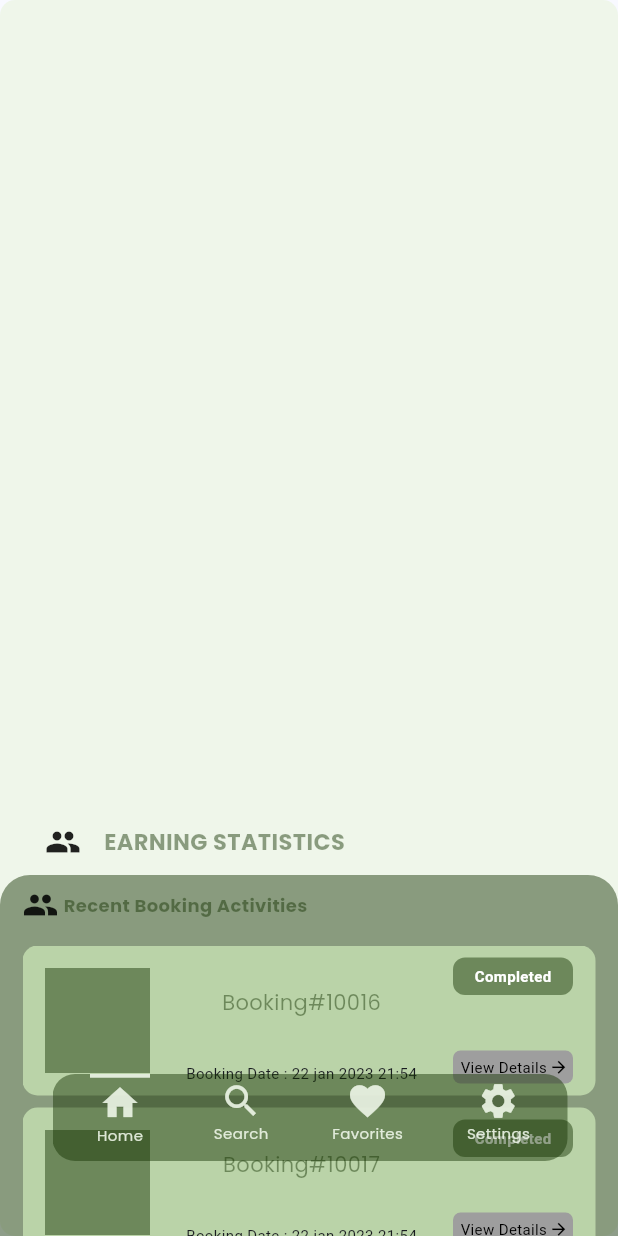
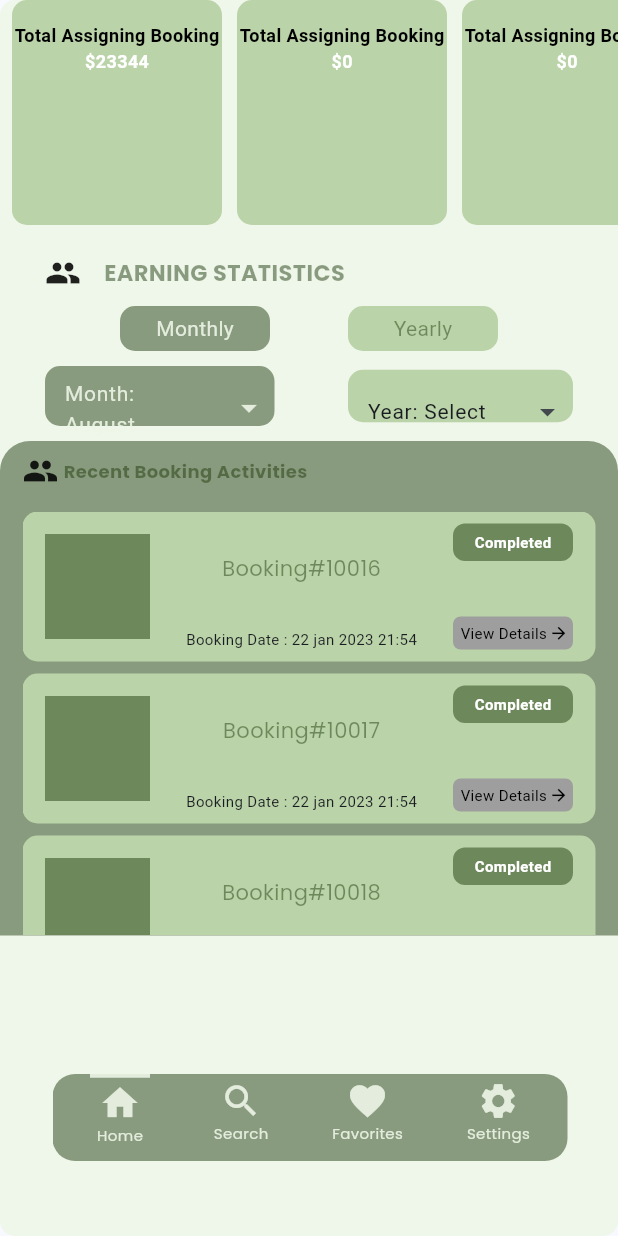
Before and after one commit to Juwonlo/UI_Screens, a Flutter app: the screen it shows after launch, on a phone screen of 412 x 824 dp. Run offline on Flutter 3.47's test engine with Material 2 defaults, Android fonts, the phone set to English and light mode, and no system bars; drawn by our look-alikes of flutter_zoom_drawer; our stand-ins replace google_fonts.

Commit message:
Worked on the zoom drawer again

```diff
--- a/lib/main.dart
+++ b/lib/main.dart
@@ -6,6 +6,7 @@ import 'package:ui_screens/screen_one/last_row.dart';
 import 'package:ui_screens/screen_one/second_row.dart';
 import 'package:ui_screens/screen_one/six_row.dart';
 import 'package:ui_screens/screen_one/third_row.dart';
+import 'package:ui_screens/screen_two/dropdown_row.dart';
 import 'package:ui_screens/screen_two/main_page.dart';
 import 'package:ui_screens/screen_two/zoom_drawer.dart';
 import 'package:ui_screens/test_screen_two/bottom_nav_bar.dart';
@@ -30,7 +31,6 @@ class MyApp extends StatelessWidget {
         useMaterial3: true,
       ),
       home: MyZoomPage(),
-
     );
   }
 }
--- /dev/null
+++ b/lib/screen_two/dropdown_row.dart
@@ -0,0 +1,260 @@
+import 'package:flutter/material.dart';
+import 'package:ui_screens/screen_one/constant.dart';
+import 'package:intl/intl.dart';
+
+
+
+class RowDropDown extends StatefulWidget {
+  const RowDropDown({Key? key}) : super(key: key);
+
+  @override
+  State<RowDropDown> createState() => _RowDropDownState();
+}
+
+class _RowDropDownState extends State<RowDropDown> {
+  String? selectedMonth;
+  int? selectedYear;
+
+  List<int> yearsList = List.generate(10, (index) => DateTime.now().year - index);
+
+  bool isMonthExpanded = false;
+  bool isYearExpanded = false;
+
+  @override
+  void initState() {
+    super.initState();
+    selectedMonth = _getMonthName(DateTime.now().month);
+  }
+
+  String _getMonthName(int month) {
+    return DateFormat('MMMM').format(DateTime(DateTime.now().year, month));
+  }
+
+  @override
+  Widget build(BuildContext context) {
+    return Column(
+      children: [
+        Padding(
+          padding: const EdgeInsets.only(left: 50.0, right: 50,),
+          child: Row(
+            mainAxisAlignment: MainAxisAlignment.spaceBetween,
+            children: <Widget>[
+              Container(
+                width: 100,
+                height: 30,
+                  decoration: BoxDecoration(
+                    color: AppColor.primaryColor,
+                    borderRadius: BorderRadius.circular(10),
+                  ),
+                  child: Center(
+                    child: Text('Monthly',
+                    style: TextStyle(
+                      color: AppColor.secondaryColor,
+                    ),
+                    ),
+                  ),
+              ),
+              Container(
+                width: 100,
+                height: 30,
+                decoration: BoxDecoration(
+                  color: AppColor.extraColor,
+                  borderRadius: BorderRadius.circular(10),
+                ),
+                child: Center(
+                  child: Text('Yearly',
+                    style: TextStyle(
+                      color: AppColor.primaryColor,
+                    ),
+                  ),
+                ),
+              )
+            ],
+          ),
+        ),
+        SizedBox(height: 10,),
+        Row(
+          mainAxisAlignment: MainAxisAlignment.spaceBetween,
+          children: [
+        Column(
+        children: <Widget>[
+        Container(
+          //alignment: Alignment.center,
+          height: 40,
+          width: 153,
+          decoration: BoxDecoration(
+            borderRadius: BorderRadius.circular(10),
+            color: AppColor.primaryColor,
+          ),
+          child: Align(
+            alignment: Alignment.center,
+            child: ListTile(
+              contentPadding: EdgeInsets.only(top: 0, left: 13, right: 5,bottom: 0),
+              title: Text('Month: $selectedMonth',
+              style: TextStyle(
+                fontSize: 14,
+                color: AppColor.secondaryColor,
+              ),
+              ),
+              trailing: Icon(isMonthExpanded ? Icons.arrow_drop_up : Icons.arrow_drop_down,
+              color: AppColor.secondaryColor,
+              ),
+              onTap: () {
+                setState(() {
+                  isMonthExpanded = !isMonthExpanded;
+                });
+              },
+            ),
+          ),
+        ),
+        if (isMonthExpanded) _buildMonthList(),
+        ],
+        ),
+            Column(
+                children: <Widget>[
+                  Container(
+                    height: 35,
+                     width: 150,
+                    decoration: BoxDecoration(
+                      borderRadius: BorderRadius.circular(10),
+                      color: AppColor.extraColor,
+                    ),
+                    child: Center(
+                      child: ListTile(
+                        contentPadding: EdgeInsets.only(top: 0, left: 13, right: 5,),
+                        title: Text('Year: ${selectedYear ?? "Select"}',
+                          style: TextStyle(
+                            fontSize: 14,
+                          ),
+                        ),
+                        trailing: Icon(isYearExpanded ? Icons.arrow_drop_up : Icons.arrow_drop_down),
+                        onTap: () {
+                          setState(() {
+                            isYearExpanded = !isYearExpanded;
+                          });
+                        },
+                      ),
+                    ),
+                  ),
+                  if (isYearExpanded) _buildYearList(),
+                ],
+            ),
+          ],
+        ),
+      ],
+    );
+  }
+
+
+  Widget _buildMonthList() {
+    return Align(
+      alignment: Alignment.bottomCenter,
+      child: Container(
+        width: 150,
+        padding: EdgeInsets.symmetric(horizontal: 16.0),
+        child: Column(
+          children: List<Widget>.generate(12, (index) {
+            String monthName = _getMonthName(index + 1);
+            return ListTile(
+              contentPadding: EdgeInsets.all(0),
+              title: Text(monthName),
+              onTap: () {
+                setState(() {
+                  selectedMonth = monthName;
+                  isMonthExpanded = false;
+                });
+              },
+            );
+          }),
+        ),
+      ),
+    );
+  }
+
+
+  Widget _buildYearList() {
+    return Align(
+      alignment: Alignment.bottomCenter,
+      child: Container(
+        width: 150,
+        // decoration: BoxDecoration(
+        //   border: Border.all(width: 2, color: Colors.black),
+        // ),
+        padding: EdgeInsets.symmetric(horizontal: 16.0),
+        child: Column(
+          children: yearsList.map((year) {
+            return ListTile(
+              contentPadding: EdgeInsets.all(0),
+              title: Text(year.toString()),
+              onTap: () {
+                setState(() {
+                  selectedYear = year;
+                  isYearExpanded = false;
+                });
+              },
+            );
+          }).toList(),
+        ),
+      ),
+    );
+  }
+
+
+}
+
+
+
+
+// class RowDropDown extends StatefulWidget {
+//   const RowDropDown({Key? key}) : super(key: key);
+//
+//   @override
+//   State<RowDropDown> createState() => _RowDropDownState();
+// }
+//
+// class _RowDropDownState extends State<RowDropDown> {
+//   String selectedMonth;
+//
+//   bool isExpanded = false;
+//
+//   @override
+//   void initState() {
+//     super.initState();
+//     selectedMonth = _getMonthName(DateTime.now().month);
+//   }
+//
+//   String _getMonthName(int month) {
+//     return DateFormat('MMMM').format(DateTime(DateTime.now().year, month));
+//   }
+//
+//   @override
+//   Widget build(BuildContext context) {
+//     return Column(
+//       children: <Widget>[
+//         Container(
+//           height: 45,
+//           width: 150,
+//           decoration: BoxDecoration(
+//             borderRadius: BorderRadius.circular(10),
+//             color: AppColor.extraColor,
+//           ),
+//           child: Center(
+//             child: ListTile(
+//               contentPadding: EdgeInsets.only(top: 2, left: 13, right: 5),
+//               title: Text('Month: $selectedMonth'),
+//               trailing: Icon(isExpanded ? Icons.arrow_drop_up : Icons.arrow_drop_down),
+//               onTap: () {
+//                 setState(() {
+//                   isExpanded = !isExpanded;
+//                 });
+//               },
+//             ),
+//           ),
+//         ),
+//         if (isExpanded) _buildMonthList(),
+//       ],
+//     );
+//   }
+//
+//
+// }
--- a/lib/screen_two/first_page.dart
+++ b/lib/screen_two/first_page.dart
@@ -1,6 +1,8 @@
 import 'package:flutter/material.dart';
 import 'package:ui_screens/screen_one/constant.dart';
 import 'package:ui_screens/screen_two/bottom_container.dart';
+import 'package:ui_screens/screen_two/dropdown_row.dart';
+import 'package:ui_screens/screen_two/horizontal_container.dart';
 
 
 class DashBoardPage extends StatefulWidget {
@@ -22,8 +24,12 @@ class _DashBoardPageState extends State<DashBoardPage> {
         child: Column(
           crossAxisAlignment: CrossAxisAlignment.start,
           children: [
-
-            SizedBox(height: MediaQuery.sizeOf(context).height / 1.5,),
+             Padding(
+               padding:  EdgeInsets.only(left: 8.0),
+               child: GridContains(),
+             ),
+           SizedBox(height: 20,),
+           // SizedBox(height: MediaQuery.sizeOf(context).height / 1.5,),
             Padding(padding: EdgeInsets.only(left:30),
               child: Container(
                 width: 200,
@@ -38,6 +44,10 @@ class _DashBoardPageState extends State<DashBoardPage> {
                 ),
               ),
             ),
+            SizedBox(height: 10,),
+      Padding(padding: EdgeInsets.only(left:30, right:30),
+        child: RowDropDown(),
+      ),
          SizedBox(height: 10,),
          BottomCon(),
           ],
--- /dev/null
+++ b/lib/screen_two/horizontal_container.dart
@@ -0,0 +1,60 @@
+import 'package:flutter/material.dart';
+import 'package:ui_screens/screen_one/constant.dart';
+
+
+class GridContains extends StatefulWidget {
+  const GridContains({Key? key}) : super(key: key);
+
+  @override
+  State<GridContains> createState() => _GridContainsState();
+}
+
+class _GridContainsState extends State<GridContains> {
+  final List<String> myText = [
+    '\$23344',
+    '\$0',
+    '\$0'
+  ];
+  @override
+  Widget build(BuildContext context) {
+    return Container(
+      width: MediaQuery.of(context).size.width,
+      height: 150,
+      child: ListView.separated(
+        scrollDirection: Axis.horizontal,
+        itemCount: myText.length,
+        itemBuilder: (BuildContext context, int index) {
+          return Container(
+            width:140,
+            height: 100,
+            decoration: BoxDecoration(
+              borderRadius: BorderRadius.circular(10),
+              color: AppColor.extraColor,
+            ),
+            child: Column(
+              children: [
+                SizedBox(height:15,),
+                Text('Total Assigning Booking',
+                  style: TextStyle(
+                    fontSize: 12,
+                    fontWeight: FontWeight.bold,
+                    color: Colors.black,
+                  ),
+                ),
+                Text(myText[index], // Display individual text from myText list
+                  style: TextStyle(
+                    fontSize: 12,
+                    fontWeight: FontWeight.bold,
+                    color: Colors.white,
+                  ),),
+              ],
+            ),
+          );
+        },
+        separatorBuilder: (BuildContext context, int index) {
+          return SizedBox(width: 10.0); // Adjust the spacing here
+        },
+      ),
+    );
+  }
+}
--- a/pubspec.yaml
+++ b/pubspec.yaml
@@ -37,6 +37,7 @@ dependencies:
   cupertino_icons: ^1.0.2
   google_fonts: ^5.1.0
   flutter_zoom_drawer: ^3.1.1
+  intl: ^0.17.0
 
 dev_dependencies:
   flutter_test:
```
Also changed, not shown: pubspec.lock.
